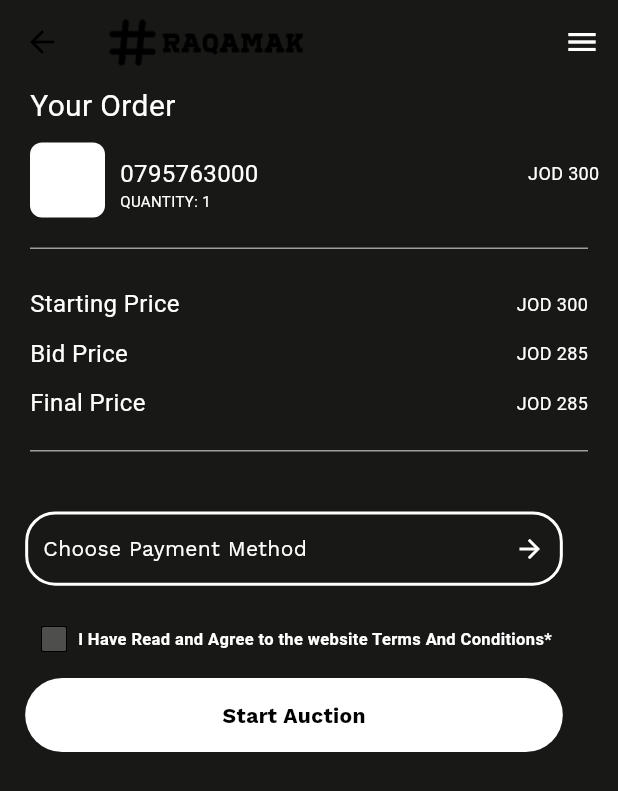
After one commit to nihal1512/AuctionApp, a Flutter app: the checkoutbidpg screen opened directly, on a phone screen of 412 x 824 dp. The commit adds this screen. Shown: the top 791 px of the screen. Run offline on Flutter 3.47's test engine with Material 3 defaults, Android fonts, the phone set to English and light mode, and no system bars; our stand-ins replace cached_network_image, flutter_svg, flutter_svg_provider, font_awesome_flutter, google_fonts; Roboto replaces fonts that are missing (Roboto Sans).

Commit message:
biding page and checkoutpage

```diff
--- /dev/null
+++ b/lib/screens/checkoutbid.dart
@@ -0,0 +1,362 @@
+import 'package:flutter/material.dart';
+import 'package:project/theme/theme_helper.dart';
+import 'package:project/utils/size_utils.dart';
+import 'package:project/widget/custom_text_field.dart';
+
+class checkoutbidpg extends StatefulWidget {
+  const checkoutbidpg({super.key});
+
+  @override
+  State<checkoutbidpg> createState() => _checkoutbidpgState();
+}
+
+class _checkoutbidpgState extends State<checkoutbidpg> {
+  bool _rememberMe = false;
+  TextEditingController _CreditCardController = TextEditingController();
+  TextEditingController _creditCVVNumberController = TextEditingController();
+  bool _visibilityText = true;
+  final GlobalKey<ScaffoldState> _scaffoldKey = GlobalKey<ScaffoldState>();
+  @override
+  Widget build(BuildContext context) {
+    double screenWidth = MediaQuery.of(context).size.width;
+    double screenHeight = MediaQuery.of(context).size.height;
+    return Scaffold(
+      key: _scaffoldKey,
+      backgroundColor: Color(0xff181816),
+      endDrawer: Drawer(
+        child: ListView(
+          padding: EdgeInsets.zero,
+          children: [
+            DrawerHeader(
+              child: Text('Drawer Header'),
+              decoration: BoxDecoration(
+                color: Colors.blue,
+              ),
+            ),
+            ListTile(
+              title: Text('Item 1'),
+              onTap: () {
+                Navigator.pop(context);
+              },
+            ),
+            ListTile(
+              title: Text('Item 2'),
+              onTap: () {
+                Navigator.pop(context);
+              },
+            ),
+          ],
+        ),
+      ),
+      body: ListView(children: [
+        Padding(
+          padding: const EdgeInsets.only(top: 0, left: 0, right: 0),
+          child: AppBar(
+            backgroundColor: Colors.transparent,
+            elevation: 0,
+            title: Row(
+              children: [
+                Flexible(
+                  child: Image.asset(
+                    'assets/image/logo.png',
+                    fit: BoxFit.contain,
+                    height: 32,
+                  ),
+                ),
+              ],
+            ),
+            actions: [
+              IconButton(
+                icon: Icon(
+                  Icons.menu,
+                  color: Colors.white,
+                ),
+                onPressed: () {
+                  _scaffoldKey.currentState?.openEndDrawer();
+                },
+              ),
+            ],
+          ),
+        ),
+        Container(
+          margin: EdgeInsets.only(left: 20),
+          child: Text(
+            'Your Order',
+            style: TextStyle(
+                fontFamily: "Roboto Sans",
+                fontSize: 20,
+                fontWeight: FontWeight.w400),
+          ),
+        ),
+        Container(
+          margin: EdgeInsets.only(top: 10, left: 20),
+          width: screenWidth * 1,
+          child: Row(
+            children: [
+              Container(
+                height: 50,
+                width: 50,
+                decoration: BoxDecoration(
+                  borderRadius: BorderRadius.circular(8),
+                  color: Colors.white,
+                ),
+              ),
+              Container(
+                width: screenWidth * .8,
+                child: Column(
+                  crossAxisAlignment: CrossAxisAlignment.start,
+                  children: [
+                    Row(
+                      mainAxisAlignment: MainAxisAlignment.spaceBetween,
+                      children: [
+                        Container(
+                          margin: EdgeInsets.only(left: 10, top: 5),
+                          child: Text(
+                            '0795763000',
+                            style: TextStyle(
+                                fontFamily: "Roboto Sans",
+                                fontSize: 16,
+                                fontWeight: FontWeight.w400),
+                          ),
+                        ),
+                        Container(
+                          margin: EdgeInsets.only(left: 10, top: 5),
+                          child: Text(
+                            'JOD 300',
+                            style: TextStyle(
+                                fontFamily: "Roboto Sans",
+                                fontSize: 12,
+                                fontWeight: FontWeight.w400),
+                          ),
+                        ),
+                      ],
+                    ),
+                    Container(
+                      margin: EdgeInsets.only(left: 10, top: 0),
+                      child: Text(
+                        'QUANTITY: 1',
+                        style: TextStyle(
+                            fontFamily: "Roboto Sans",
+                            fontSize: 10,
+                            fontWeight: FontWeight.w400),
+                      ),
+                    ),
+                  ],
+                ),
+              )
+            ],
+          ),
+        ),
+        Container(
+          width: screenWidth * .8,
+          height: 1,
+          color: Colors.grey,
+          margin: EdgeInsets.only(left: 20, top: 20, right: 20),
+        ),
+        SizedBox(
+          height: 20,
+        ),
+        Row(
+          mainAxisAlignment: MainAxisAlignment.spaceBetween,
+          children: [
+            Container(
+              margin: EdgeInsets.only(
+                left: 20,
+                top: 5,
+              ),
+              child: Text(
+                'Starting Price',
+                style: TextStyle(
+                    fontFamily: "Roboto Sans",
+                    fontSize: 16,
+                    fontWeight: FontWeight.w400),
+              ),
+            ),
+            Container(
+              margin: EdgeInsets.only(left: 10, top: 5, right: 20),
+              child: Text(
+                'JOD 300',
+                style: TextStyle(
+                    fontFamily: "Roboto Sans",
+                    fontSize: 12,
+                    fontWeight: FontWeight.w400),
+              ),
+            ),
+          ],
+        ),
+        Row(
+          mainAxisAlignment: MainAxisAlignment.spaceBetween,
+          children: [
+            Container(
+              margin: EdgeInsets.only(left: 20, top: 10, right: 20),
+              child: Text(
+                'Bid Price',
+                style: TextStyle(
+                    fontFamily: "Roboto Sans",
+                    fontSize: 16,
+                    fontWeight: FontWeight.w400),
+              ),
+            ),
+            Container(
+              margin: EdgeInsets.only(left: 10, top: 10, right: 20),
+              child: Text(
+                'JOD 285',
+                style: TextStyle(
+                    fontFamily: "Roboto Sans",
+                    fontSize: 12,
+                    fontWeight: FontWeight.w400),
+              ),
+            ),
+          ],
+        ),
+        Row(
+          mainAxisAlignment: MainAxisAlignment.spaceBetween,
+          children: [
+            Container(
+              margin: EdgeInsets.only(left: 20, top: 10, right: 20),
+              child: Text(
+                'Final Price',
+                style: TextStyle(
+                    fontFamily: "Roboto Sans",
+                    fontSize: 16,
+                    fontWeight: FontWeight.w400),
+              ),
+            ),
+            Container(
+              margin: EdgeInsets.only(left: 10, top: 10, right: 20),
+              child: Text(
+                'JOD 285',
+                style: TextStyle(
+                    fontFamily: "Roboto Sans",
+                    fontSize: 12,
+                    fontWeight: FontWeight.w400),
+              ),
+            ),
+          ],
+        ),
+        Container(
+          width: screenWidth * .8,
+          height: 1,
+          color: Colors.grey,
+          margin: EdgeInsets.only(left: 20, top: 20, right: 20),
+        ),
+        SizedBox(
+          height: 20,
+        ),
+        Center(
+            child: InkWell(
+                onTap: () {
+                  // Navigator.push(
+                  //     context,
+                  //     MaterialPageRoute(
+                  //         builder: ((context) => checkoutbidpg())));
+                },
+                child: Container(
+                  margin: EdgeInsets.only(right: 20, top: 20),
+                  width: screenWidth * 0.87,
+                  height: screenHeight * 0.06,
+                  decoration: BoxDecoration(
+                      borderRadius: BorderRadius.circular(20),
+                      border: Border.all(width: 2, color: Colors.white)),
+                  child: Row(
+                      mainAxisAlignment: MainAxisAlignment.spaceBetween,
+                      children: [
+                        Container(
+                          margin: EdgeInsets.only(left: 10),
+                          child: Text(
+                            "Choose Payment Method",
+                            style: TextStyle(
+                              fontFamily: "Work Sans",
+                              fontSize: 14,
+                              fontWeight: FontWeight.w400,
+                              color: Colors.white,
+                            ),
+                          ),
+                        ),
+                        Container(
+                            margin: EdgeInsets.only(right: 10),
+                            child: Icon(
+                              Icons.arrow_forward,
+                              color: Colors.white,
+                              size: 20,
+                            )),
+                      ]),
+                ))),
+                 SizedBox(height: 20.v),
+                                    Container(
+                                       margin: EdgeInsets.only(left:20),
+                                      child: Row(
+                                        children: [
+                                          Container(
+                                            child: Row(
+                                              children: [
+                                                Checkbox(
+                                                  value: _rememberMe,
+                                                  onChanged: (value) {
+                                                    setState(() {
+                                                      _rememberMe = value!;
+                                                    });
+                                                  },
+                                                  fillColor: MaterialStateProperty
+                                                      .resolveWith<Color?>(
+                                                    (Set<MaterialState> states) {
+                                                      if (states.contains(
+                                                          MaterialState
+                                                              .selected)) {
+                                                        return Colors
+                                                            .white; // Color of the checkbox when checked
+                                                      }
+                                                      return Colors.grey.withOpacity(
+                                                          0.4); // Color of the checkbox when unchecked
+                                                    },
+                                                  ),
+                                                  activeColor: Colors
+                                                      .white, // Color of the checkbox when checked
+                                                  checkColor: Colors.black,
+                                                ),
+                                                Text(
+                                                  "I Have Read and Agree to the website Terms And Conditions*",
+                                                   style: TextStyle(
+                                                                    fontFamily: "Roboto Sans",
+                                                                    fontSize: 11,
+                                                                    fontWeight: FontWeight.w600,
+                                                                    color: Colors.white,
+
+                                                  ),
+                                                ),
+                                              ],
+                                            ),
+                                          )]),
+                                    ),
+
+        Center(
+            child: InkWell(
+                onTap: () {
+                  // Navigator.push(
+                  //     context,
+                  //     MaterialPageRoute(
+                  //         builder: ((context) => checkoutbidpg())));
+                },
+                child: Container(
+                  margin: EdgeInsets.only(right: 20, top:10),
+                  width: screenWidth * 0.87,
+                  height: screenHeight * 0.06,
+                  decoration: BoxDecoration(
+                    borderRadius: BorderRadius.circular(40),
+                    color: Colors.white,
+                  ),
+                  child: Center(
+                    child: Text(
+                      "Start Auction",
+                      style: TextStyle(
+                          fontFamily: "Work Sans",
+                          fontSize: 14,
+                          fontWeight: FontWeight.w600,
+                          color: Colors.black),
+                    ),
+                  ),
+                )))
+      ]),
+    );
+  }
+}
```
Also changed, not shown: lib/screens/bidingpg.dart (added, +216 -0 lines), lib/screens/itemdetail.dart (+11 -1 lines).
